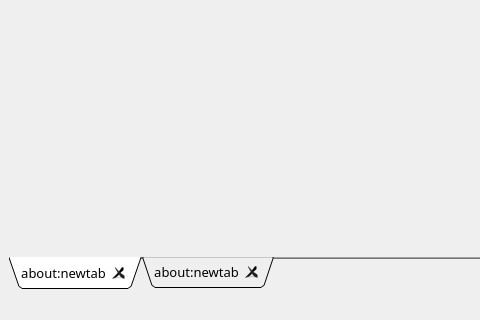
First picture: the form in gui/board.ui, repository TaylorTrz/Enhanced-Typora, before the edit; both pictures show x 0 to 480 and y 438 to 758 of the 1072 by 758 pixel window.
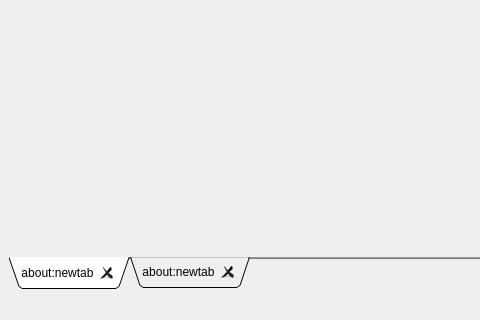
Second picture: the form after the edit. The open tabs and pages were chosen to show the change.

Diff of the .ui file:
```diff
--- a/gui/board.ui
+++ b/gui/board.ui
@@ -13,6 +13,12 @@
   <property name="windowTitle">
    <string extracomment="Typora增强工具">Enhanced-Typora</string>
   </property>
+  <property name="styleSheet">
+   <string notr="true">backgrou-color: rgb(170, 255, 255)</string>
+  </property>
+  <property name="documentMode">
+   <bool>false</bool>
+  </property>
   <property name="tabShape">
    <enum>QTabWidget::Triangular</enum>
   </property>
@@ -22,8 +28,8 @@
      <widget class="QTabWidget" name="tabWidget">
       <property name="font">
        <font>
-        <family>微软雅黑</family>
-        <pointsize>10</pointsize>
+        <family>Segoe UI</family>
+        <pointsize>9</pointsize>
         <weight>50</weight>
         <bold>false</bold>
        </font>
@@ -31,6 +37,9 @@
       <property name="autoFillBackground">
        <bool>true</bool>
       </property>
+      <property name="styleSheet">
+       <string notr="true"/>
+      </property>
       <property name="tabPosition">
        <enum>QTabWidget::South</enum>
       </property>
```
Left out of the diff: 26 changed lines with no effect on the pictures.
